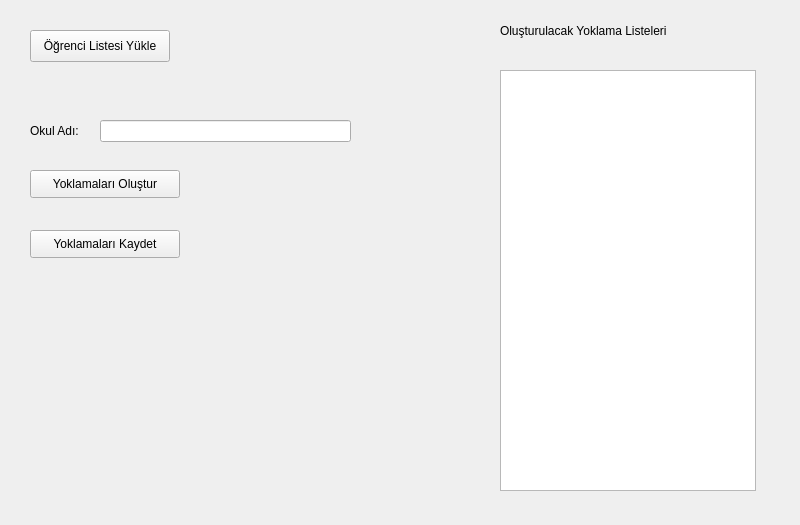
First picture: the form in arayuz.ui, repository NurettinSelim/EKurs-Liste-Olustur, before the edit.
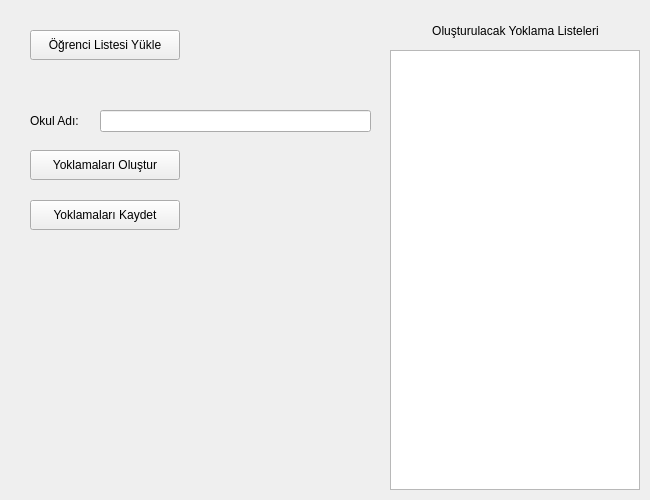
Second picture: the form after the edit.

The edit to the form file:
```diff
--- a/arayuz.ui
+++ b/arayuz.ui
@@ -6,8 +6,8 @@
    <rect>
     <x>0</x>
     <y>0</y>
-    <width>800</width>
-    <height>525</height>
+    <width>650</width>
+    <height>500</height>
    </rect>
   </property>
   <property name="windowTitle">
@@ -19,8 +19,8 @@
      <rect>
       <x>30</x>
       <y>30</y>
-      <width>140</width>
-      <height>32</height>
+      <width>150</width>
+      <height>30</height>
      </rect>
     </property>
     <property name="text">
@@ -32,8 +32,8 @@
      <rect>
       <x>30</x>
       <y>70</y>
-      <width>451</width>
-      <height>32</height>
+      <width>341</width>
+      <height>22</height>
      </rect>
     </property>
     <property name="font">
@@ -54,9 +54,9 @@
     <property name="geometry">
      <rect>
       <x>30</x>
-      <y>170</y>
+      <y>150</y>
       <width>150</width>
-      <height>28</height>
+      <height>30</height>
      </rect>
     </property>
     <property name="text">
@@ -67,8 +67,8 @@
     <property name="geometry">
      <rect>
       <x>100</x>
-      <y>120</y>
-      <width>251</width>
+      <y>110</y>
+      <width>271</width>
       <height>22</height>
      </rect>
     </property>
@@ -77,7 +77,7 @@
     <property name="geometry">
      <rect>
       <x>30</x>
-      <y>120</y>
+      <y>110</y>
       <width>55</width>
       <height>22</height>
      </rect>
@@ -90,9 +90,9 @@
     <property name="geometry">
      <rect>
       <x>30</x>
-      <y>230</y>
+      <y>200</y>
       <width>150</width>
-      <height>28</height>
+      <height>30</height>
      </rect>
     </property>
     <property name="text">
@@ -102,7 +102,7 @@
    <widget class="QLabel" name="_label">
     <property name="geometry">
      <rect>
-      <x>500</x>
+      <x>390</x>
       <y>20</y>
       <width>251</width>
       <height>22</height>
@@ -111,14 +111,17 @@
     <property name="text">
      <string>Oluşturulacak Yoklama Listeleri</string>
     </property>
+    <property name="alignment">
+     <set>Qt::AlignCenter</set>
+    </property>
    </widget>
    <widget class="QListWidget" name="listWidget">
     <property name="geometry">
      <rect>
-      <x>500</x>
-      <y>70</y>
-      <width>256</width>
-      <height>421</height>
+      <x>390</x>
+      <y>50</y>
+      <width>250</width>
+      <height>440</height>
      </rect>
     </property>
    </widget>
```
Left out of the diff: 2 changed lines with no effect on the pictures.
